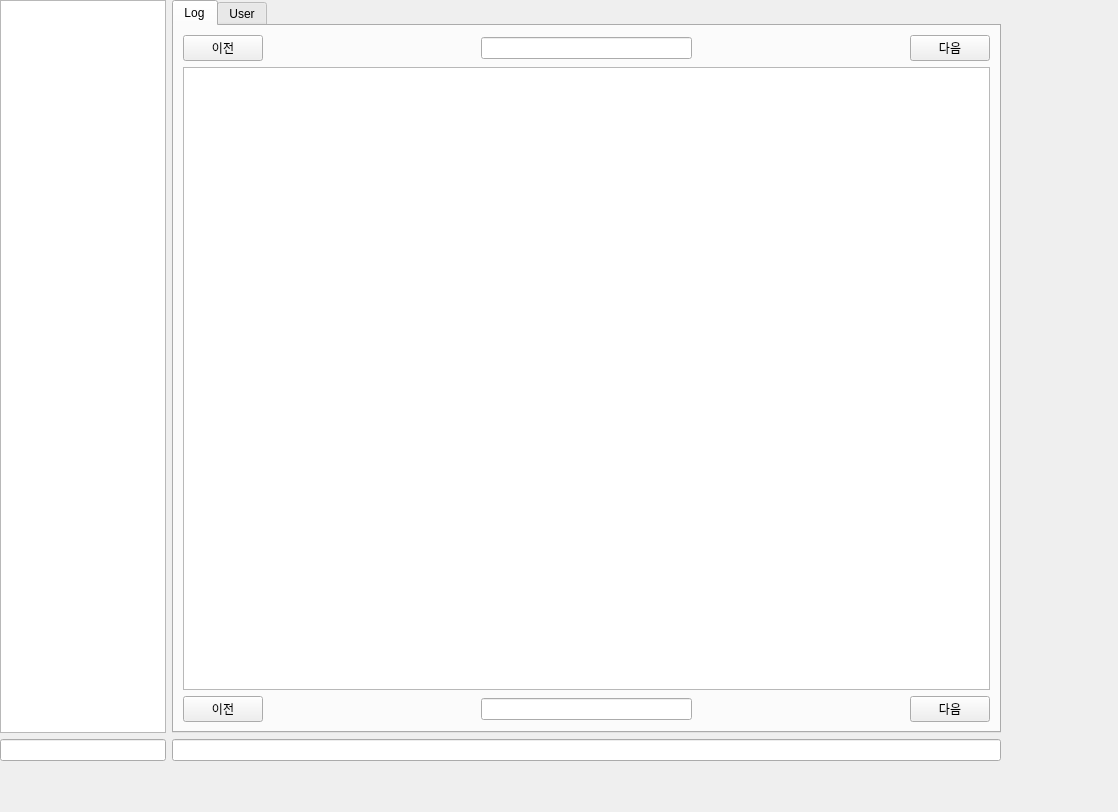
Above: ui/auto_log_program.ui from seraph92/win32_test before the change. Below: the same form after it.
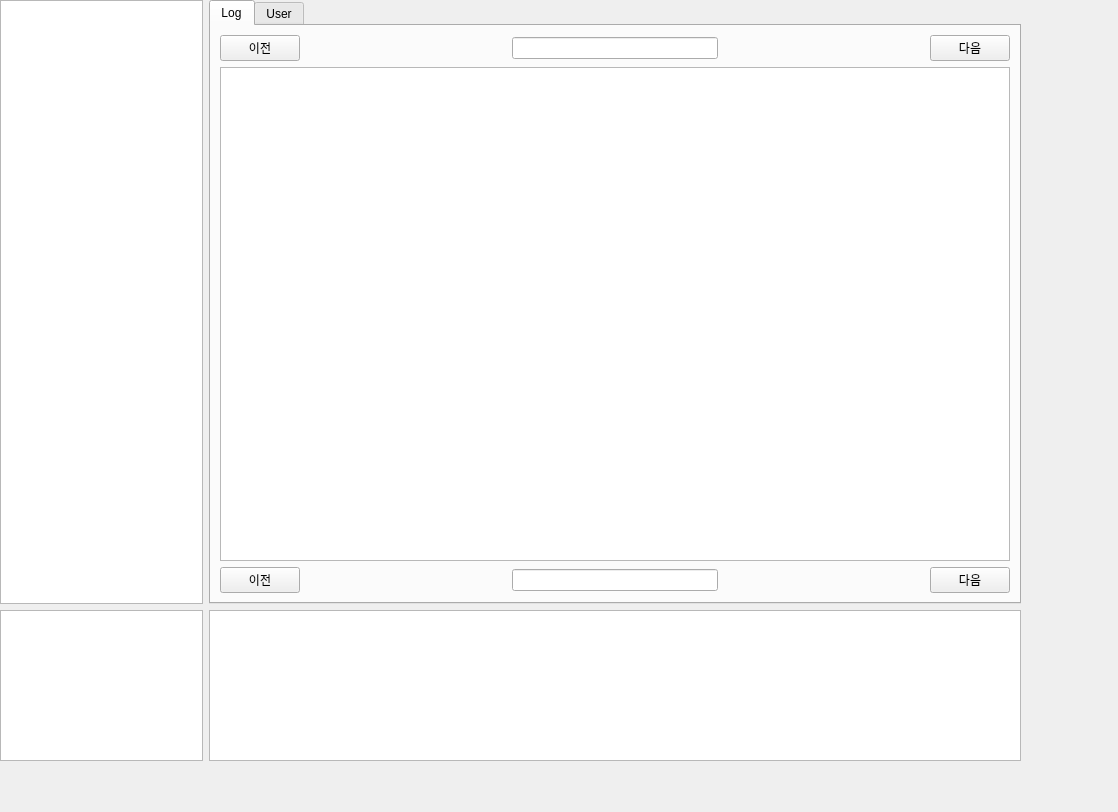
That is the form after the change.

Patch:
```diff
--- a/ui/auto_log_program.ui
+++ b/ui/auto_log_program.ui
@@ -24,11 +24,14 @@
     <rect>
      <x>0</x>
      <y>0</y>
-     <width>1001</width>
+     <width>1021</width>
      <height>761</height>
     </rect>
    </property>
-   <layout class="QGridLayout" name="gridLayout" rowstretch="5,0,0" columnstretch="1,5">
+   <layout class="QGridLayout" name="gridLayout" rowstretch="8,0,2,0" columnstretch="2,8">
+    <item row="2" column="1">
+     <widget class="QTextEdit" name="logEdit"/>
+    </item>
     <item row="0" column="0">
      <widget class="QListView" name="msgListView"/>
     </item>
@@ -174,10 +177,11 @@
      </widget>
     </item>
     <item row="2" column="0">
-     <widget class="QLineEdit" name="lineEdit_2"/>
-    </item>
-    <item row="2" column="1">
-     <widget class="QLineEdit" name="conEdit"/>
+     <layout class="QVBoxLayout" name="verticalLayout">
+      <item>
+       <widget class="QTextEdit" name="scrapLogEdit"/>
+      </item>
+     </layout>
     </item>
    </layout>
   </widget>
```
